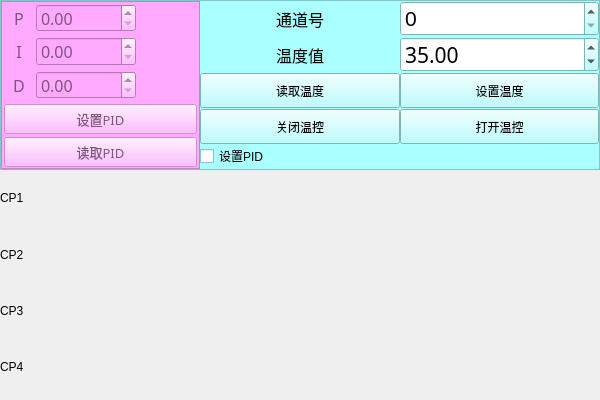
This is d190104_sshCan/Anyone/youLib/ftmpConfig/cantmpconfig.ui in zhenghello/QTobj as Qt 5 draws it before an edit. The edited form follows.
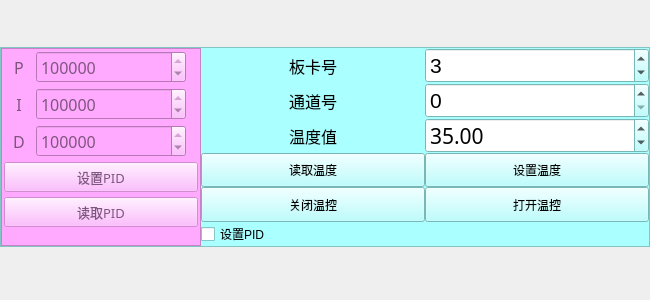
This is the edited form.

```diff
--- a/d190104_sshCan/Anyone/youLib/ftmpConfig/cantmpconfig.ui
+++ b/d190104_sshCan/Anyone/youLib/ftmpConfig/cantmpconfig.ui
@@ -6,8 +6,8 @@
    <rect>
     <x>0</x>
     <y>0</y>
-    <width>600</width>
-    <height>400</height>
+    <width>650</width>
+    <height>300</height>
    </rect>
   </property>
   <property name="sizePolicy">
@@ -18,7 +18,7 @@
   </property>
   <property name="maximumSize">
    <size>
-    <width>600</width>
+    <width>700</width>
     <height>400</height>
    </size>
   </property>
@@ -46,7 +46,7 @@
      <property name="maximumSize">
       <size>
        <width>16777215</width>
-       <height>170</height>
+       <height>200</height>
       </size>
      </property>
      <property name="palette">
@@ -489,236 +489,15 @@
       <property name="spacing">
        <number>0</number>
       </property>
-      <item row="1" column="1">
-       <widget class="QLabel" name="label_5">
-        <property name="minimumSize">
-         <size>
-          <width>30</width>
-          <height>0</height>
-         </size>
-        </property>
-        <property name="maximumSize">
-         <size>
-          <width>16777215</width>
-          <height>35</height>
-         </size>
-        </property>
-        <property name="font">
-         <font>
-          <family>Agency FB</family>
-          <pointsize>12</pointsize>
-         </font>
-        </property>
-        <property name="text">
-         <string>温度值</string>
-        </property>
-        <property name="alignment">
-         <set>Qt::AlignCenter</set>
-        </property>
-       </widget>
-      </item>
-      <item row="3" column="1">
-       <widget class="QPushButton" name="b_closeTmp">
-        <property name="sizePolicy">
-         <sizepolicy hsizetype="Minimum" vsizetype="Preferred">
-          <horstretch>0</horstretch>
-          <verstretch>0</verstretch>
-         </sizepolicy>
-        </property>
-        <property name="minimumSize">
-         <size>
-          <width>0</width>
-          <height>0</height>
-         </size>
-        </property>
-        <property name="maximumSize">
-         <size>
-          <width>16777215</width>
-          <height>35</height>
-         </size>
-        </property>
-        <property name="text">
-         <string>关闭温控</string>
-        </property>
-       </widget>
-      </item>
-      <item row="0" column="2">
-       <widget class="QSpinBox" name="box_num">
-        <property name="maximumSize">
-         <size>
-          <width>16777215</width>
-          <height>35</height>
-         </size>
-        </property>
-        <property name="font">
-         <font>
-          <pointsize>16</pointsize>
-         </font>
-        </property>
-        <property name="minimum">
-         <number>0</number>
-        </property>
-        <property name="maximum">
-         <number>100</number>
-        </property>
-        <property name="singleStep">
-         <number>1</number>
-        </property>
-        <property name="value">
-         <number>0</number>
-        </property>
-        <property name="displayIntegerBase">
-         <number>10</number>
-        </property>
-       </widget>
-      </item>
-      <item row="1" column="2">
-       <widget class="QDoubleSpinBox" name="box_tmp">
-        <property name="sizePolicy">
-         <sizepolicy hsizetype="Minimum" vsizetype="Fixed">
-          <horstretch>0</horstretch>
-          <verstretch>0</verstretch>
-         </sizepolicy>
-        </property>
-        <property name="maximumSize">
-         <size>
-          <width>16777215</width>
-          <height>35</height>
-         </size>
-        </property>
-        <property name="font">
-         <font>
-          <family>宋体</family>
-          <pointsize>16</pointsize>
-         </font>
-        </property>
-        <property name="minimum">
-         <double>0.000000000000000</double>
-        </property>
-        <property name="value">
-         <double>35.000000000000000</double>
-        </property>
-       </widget>
-      </item>
-      <item row="2" column="1">
-       <widget class="QPushButton" name="b_readTmp">
-        <property name="sizePolicy">
-         <sizepolicy hsizetype="Minimum" vsizetype="Preferred">
-          <horstretch>0</horstretch>
-          <verstretch>0</verstretch>
-         </sizepolicy>
-        </property>
-        <property name="minimumSize">
-         <size>
-          <width>0</width>
-          <height>0</height>
-         </size>
-        </property>
-        <property name="maximumSize">
-         <size>
-          <width>16777215</width>
-          <height>35</height>
-         </size>
-        </property>
-        <property name="text">
-         <string>读取温度</string>
-        </property>
-       </widget>
-      </item>
-      <item row="2" column="2">
-       <widget class="QPushButton" name="b_setTmp">
-        <property name="sizePolicy">
-         <sizepolicy hsizetype="Minimum" vsizetype="Preferred">
-          <horstretch>0</horstretch>
-          <verstretch>0</verstretch>
-         </sizepolicy>
-        </property>
-        <property name="minimumSize">
-         <size>
-          <width>0</width>
-          <height>0</height>
-         </size>
-        </property>
-        <property name="maximumSize">
-         <size>
-          <width>16777215</width>
-          <height>35</height>
-         </size>
-        </property>
-        <property name="text">
-         <string>设置温度</string>
-        </property>
-       </widget>
-      </item>
-      <item row="3" column="2">
-       <widget class="QPushButton" name="b_openTmp">
-        <property name="sizePolicy">
-         <sizepolicy hsizetype="Minimum" vsizetype="Preferred">
-          <horstretch>0</horstretch>
-          <verstretch>0</verstretch>
-         </sizepolicy>
-        </property>
-        <property name="minimumSize">
-         <size>
-          <width>0</width>
-          <height>0</height>
-         </size>
-        </property>
-        <property name="maximumSize">
-         <size>
-          <width>16777215</width>
-          <height>35</height>
-         </size>
-        </property>
-        <property name="text">
-         <string>打开温控</string>
-        </property>
-       </widget>
-      </item>
-      <item row="0" column="1">
-       <widget class="QLabel" name="label_4">
-        <property name="minimumSize">
-         <size>
-          <width>30</width>
-          <height>0</height>
-         </size>
-        </property>
-        <property name="maximumSize">
-         <size>
-          <width>16777215</width>
-          <height>35</height>
-         </size>
-        </property>
-        <property name="font">
-         <font>
-          <family>Agency FB</family>
-          <pointsize>12</pointsize>
-         </font>
-        </property>
-        <property name="text">
-         <string>通道号</string>
-        </property>
-        <property name="alignment">
-         <set>Qt::AlignCenter</set>
-        </property>
-       </widget>
-      </item>
-      <item row="4" column="1">
-       <widget class="QCheckBox" name="checkBox_setPidEnable">
-        <property name="text">
-         <string>设置PID</string>
-        </property>
-       </widget>
-      </item>
-      <item row="0" column="0" rowspan="5">
+      <item row="1" column="0" rowspan="6">
        <widget class="QFrame" name="frame_PID">
         <property name="enabled">
          <bool>false</bool>
         </property>
         <property name="maximumSize">
          <size>
-          <width>16777215</width>
-          <height>170</height>
+          <width>200</width>
+          <height>200</height>
          </size>
         </property>
         <property name="palette">
@@ -1197,69 +976,6 @@
            </property>
           </widget>
          </item>
-         <item row="0" column="1">
-          <widget class="QDoubleSpinBox" name="box_P">
-           <property name="maximumSize">
-            <size>
-             <width>100</width>
-             <height>16777215</height>
-            </size>
-           </property>
-           <property name="font">
-            <font>
-             <pointsize>12</pointsize>
-            </font>
-           </property>
-           <property name="maximum">
-            <double>999999.000000000000000</double>
-           </property>
-           <property name="singleStep">
-            <double>10.000000000000000</double>
-           </property>
-          </widget>
-         </item>
-         <item row="1" column="1">
-          <widget class="QDoubleSpinBox" name="box_I">
-           <property name="maximumSize">
-            <size>
-             <width>100</width>
-             <height>16777215</height>
-            </size>
-           </property>
-           <property name="font">
-            <font>
-             <pointsize>12</pointsize>
-            </font>
-           </property>
-           <property name="maximum">
-            <double>999999.000000000000000</double>
-           </property>
-           <property name="singleStep">
-            <double>10.000000000000000</double>
-           </property>
-          </widget>
-         </item>
-         <item row="2" column="1">
-          <widget class="QDoubleSpinBox" name="box_D">
-           <property name="maximumSize">
-            <size>
-             <width>100</width>
-             <height>16777215</height>
-            </size>
-           </property>
-           <property name="font">
-            <font>
-             <pointsize>12</pointsize>
-            </font>
-           </property>
-           <property name="maximum">
-            <double>999999.000000000000000</double>
-           </property>
-           <property name="singleStep">
-            <double>10.000000000000000</double>
-           </property>
-          </widget>
-         </item>
          <item row="1" column="0">
           <widget class="QLabel" name="label_2">
            <property name="minimumSize">
@@ -1352,43 +1068,365 @@
            </property>
           </widget>
          </item>
+         <item row="0" column="1">
+          <widget class="QSpinBox" name="box_P">
+           <property name="maximumSize">
+            <size>
+             <width>150</width>
+             <height>16777215</height>
+            </size>
+           </property>
+           <property name="font">
+            <font>
+             <pointsize>12</pointsize>
+            </font>
+           </property>
+           <property name="maximum">
+            <number>100000000</number>
+           </property>
+           <property name="singleStep">
+            <number>1000</number>
+           </property>
+           <property name="value">
+            <number>1000000</number>
+           </property>
+          </widget>
+         </item>
+         <item row="1" column="1">
+          <widget class="QSpinBox" name="box_I">
+           <property name="maximumSize">
+            <size>
+             <width>150</width>
+             <height>16777215</height>
+            </size>
+           </property>
+           <property name="font">
+            <font>
+             <pointsize>12</pointsize>
+            </font>
+           </property>
+           <property name="maximum">
+            <number>100000000</number>
+           </property>
+           <property name="singleStep">
+            <number>1000</number>
+           </property>
+           <property name="value">
+            <number>1000000</number>
+           </property>
+          </widget>
+         </item>
+         <item row="2" column="1">
+          <widget class="QSpinBox" name="box_D">
+           <property name="maximumSize">
+            <size>
+             <width>150</width>
+             <height>16777215</height>
+            </size>
+           </property>
+           <property name="font">
+            <font>
+             <pointsize>12</pointsize>
+            </font>
+           </property>
+           <property name="maximum">
+            <number>100000000</number>
+           </property>
+           <property name="singleStep">
+            <number>1000</number>
+           </property>
+           <property name="value">
+            <number>1000000</number>
+           </property>
+          </widget>
+         </item>
         </layout>
        </widget>
       </item>
+      <item row="3" column="1">
+       <widget class="QLabel" name="label_5">
+        <property name="minimumSize">
+         <size>
+          <width>30</width>
+          <height>0</height>
+         </size>
+        </property>
+        <property name="maximumSize">
+         <size>
+          <width>16777215</width>
+          <height>35</height>
+         </size>
+        </property>
+        <property name="font">
+         <font>
+          <family>Agency FB</family>
+          <pointsize>12</pointsize>
+         </font>
+        </property>
+        <property name="text">
+         <string>温度值</string>
+        </property>
+        <property name="alignment">
+         <set>Qt::AlignCenter</set>
+        </property>
+       </widget>
+      </item>
+      <item row="3" column="2">
+       <widget class="QDoubleSpinBox" name="box_tmp">
+        <property name="sizePolicy">
+         <sizepolicy hsizetype="Minimum" vsizetype="Fixed">
+          <horstretch>0</horstretch>
+          <verstretch>0</verstretch>
+         </sizepolicy>
+        </property>
+        <property name="maximumSize">
+         <size>
+          <width>16777215</width>
+          <height>35</height>
+         </size>
+        </property>
+        <property name="font">
+         <font>
+          <family>宋体</family>
+          <pointsize>16</pointsize>
+         </font>
+        </property>
+        <property name="minimum">
+         <double>0.000000000000000</double>
+        </property>
+        <property name="value">
+         <double>35.000000000000000</double>
+        </property>
+       </widget>
+      </item>
+      <item row="4" column="1">
+       <widget class="QPushButton" name="b_readTmp">
+        <property name="sizePolicy">
+         <sizepolicy hsizetype="Minimum" vsizetype="Preferred">
+          <horstretch>0</horstretch>
+          <verstretch>0</verstretch>
+         </sizepolicy>
+        </property>
+        <property name="minimumSize">
+         <size>
+          <width>0</width>
+          <height>0</height>
+         </size>
+        </property>
+        <property name="maximumSize">
+         <size>
+          <width>16777215</width>
+          <height>35</height>
+         </size>
+        </property>
+        <property name="text">
+         <string>读取温度</string>
+        </property>
+       </widget>
+      </item>
+      <item row="5" column="1">
+       <widget class="QPushButton" name="b_closeTmp">
+        <property name="sizePolicy">
+         <sizepolicy hsizetype="Minimum" vsizetype="Preferred">
+          <horstretch>0</horstretch>
+          <verstretch>0</verstretch>
+         </sizepolicy>
+        </property>
+        <property name="minimumSize">
+         <size>
+          <width>0</width>
+          <height>0</height>
+         </size>
+        </property>
+        <property name="maximumSize">
+         <size>
+          <width>16777215</width>
+          <height>35</height>
+         </size>
+        </property>
+        <property name="text">
+         <string>关闭温控</string>
+        </property>
+       </widget>
+      </item>
+      <item row="5" column="2">
+       <widget class="QPushButton" name="b_openTmp">
+        <property name="sizePolicy">
+         <sizepolicy hsizetype="Minimum" vsizetype="Preferred">
+          <horstretch>0</horstretch>
+          <verstretch>0</verstretch>
+         </sizepolicy>
+        </property>
+        <property name="minimumSize">
+         <size>
+          <width>0</width>
+          <height>0</height>
+         </size>
+        </property>
+        <property name="maximumSize">
+         <size>
+          <width>16777215</width>
+          <height>35</height>
+         </size>
+        </property>
+        <property name="text">
+         <string>打开温控</string>
+        </property>
+       </widget>
+      </item>
+      <item row="6" column="1">
+       <widget class="QCheckBox" name="checkBox_setPidEnable">
+        <property name="text">
+         <string>设置PID</string>
+        </property>
+       </widget>
+      </item>
+      <item row="4" column="2">
+       <widget class="QPushButton" name="b_setTmp">
+        <property name="sizePolicy">
+         <sizepolicy hsizetype="Minimum" vsizetype="Preferred">
+          <horstretch>0</horstretch>
+          <verstretch>0</verstretch>
+         </sizepolicy>
+        </property>
+        <property name="minimumSize">
+         <size>
+          <width>0</width>
+          <height>0</height>
+         </size>
+        </property>
+        <property name="maximumSize">
+         <size>
+          <width>16777215</width>
+          <height>35</height>
+         </size>
+        </property>
+        <property name="text">
+         <string>设置温度</string>
+        </property>
+       </widget>
+      </item>
+      <item row="2" column="1">
+       <widget class="QLabel" name="label_4">
+        <property name="minimumSize">
+         <size>
+          <width>30</width>
+          <height>0</height>
+         </size>
+        </property>
+        <property name="maximumSize">
+         <size>
+          <width>16777215</width>
+          <height>35</height>
+         </size>
+        </property>
+        <property name="font">
+         <font>
+          <family>Agency FB</family>
+          <pointsize>12</pointsize>
+         </font>
+        </property>
+        <property name="text">
+         <string>通道号</string>
+        </property>
+        <property name="alignment">
+         <set>Qt::AlignCenter</set>
+        </property>
+       </widget>
+      </item>
+      <item row="2" column="2">
+       <widget class="QSpinBox" name="box_num">
+        <property name="maximumSize">
+         <size>
+          <width>16777215</width>
+          <height>35</height>
+         </size>
+        </property>
+        <property name="font">
+         <font>
+          <pointsize>16</pointsize>
+         </font>
+        </property>
+        <property name="minimum">
+         <number>0</number>
+        </property>
+        <property name="maximum">
+         <number>100</number>
+        </property>
+        <property name="singleStep">
+         <number>1</number>
+        </property>
+        <property name="value">
+         <number>0</number>
+        </property>
+        <property name="displayIntegerBase">
+         <number>10</number>
+        </property>
+       </widget>
+      </item>
+      <item row="1" column="1">
+       <widget class="QLabel" name="label_6">
+        <property name="minimumSize">
+         <size>
+          <width>30</width>
+          <height>0</height>
+         </size>
+        </property>
+        <property name="maximumSize">
+         <size>
+          <width>16777215</width>
+          <height>35</height>
+         </size>
+        </property>
+        <property name="font">
+         <font>
+          <family>Agency FB</family>
+          <pointsize>12</pointsize>
+         </font>
+        </property>
+        <property name="text">
+         <string>板卡号</string>
+        </property>
+        <property name="alignment">
+         <set>Qt::AlignCenter</set>
+        </property>
+       </widget>
+      </item>
+      <item row="1" column="2">
+       <widget class="QSpinBox" name="box_id">
+        <property name="maximumSize">
+         <size>
+          <width>16777215</width>
+          <height>35</height>
+         </size>
+        </property>
+        <property name="font">
+         <font>
+          <pointsize>16</pointsize>
+         </font>
+        </property>
+        <property name="minimum">
+         <number>0</number>
+        </property>
+        <property name="maximum">
+         <number>31</number>
+        </property>
+        <property name="singleStep">
+         <number>1</number>
+        </property>
+        <property name="value">
+         <number>3</number>
+        </property>
+        <property name="displayIntegerBase">
+         <number>10</number>
+        </property>
+       </widget>
+      </item>
      </layout>
     </widget>
    </item>
    <item>
-    <layout class="QGridLayout" name="gridLayout_cp">
-     <item row="0" column="0">
-      <widget class="QLabel" name="label_cp_1">
-       <property name="text">
-        <string>CP1</string>
-       </property>
-      </widget>
-     </item>
-     <item row="2" column="0">
-      <widget class="QLabel" name="label_cp_3">
-       <property name="text">
-        <string>CP3</string>
-       </property>
-      </widget>
-     </item>
-     <item row="1" column="0">
-      <widget class="QLabel" name="label_cp_2">
-       <property name="text">
-        <string>CP2</string>
-       </property>
-      </widget>
-     </item>
-     <item row="3" column="0">
-      <widget class="QLabel" name="label_cp_4">
-       <property name="text">
-        <string>CP4</string>
-       </property>
-      </widget>
-     </item>
-    </layout>
+    <layout class="QGridLayout" name="gridLayout_cp"/>
    </item>
   </layout>
  </widget>
```
